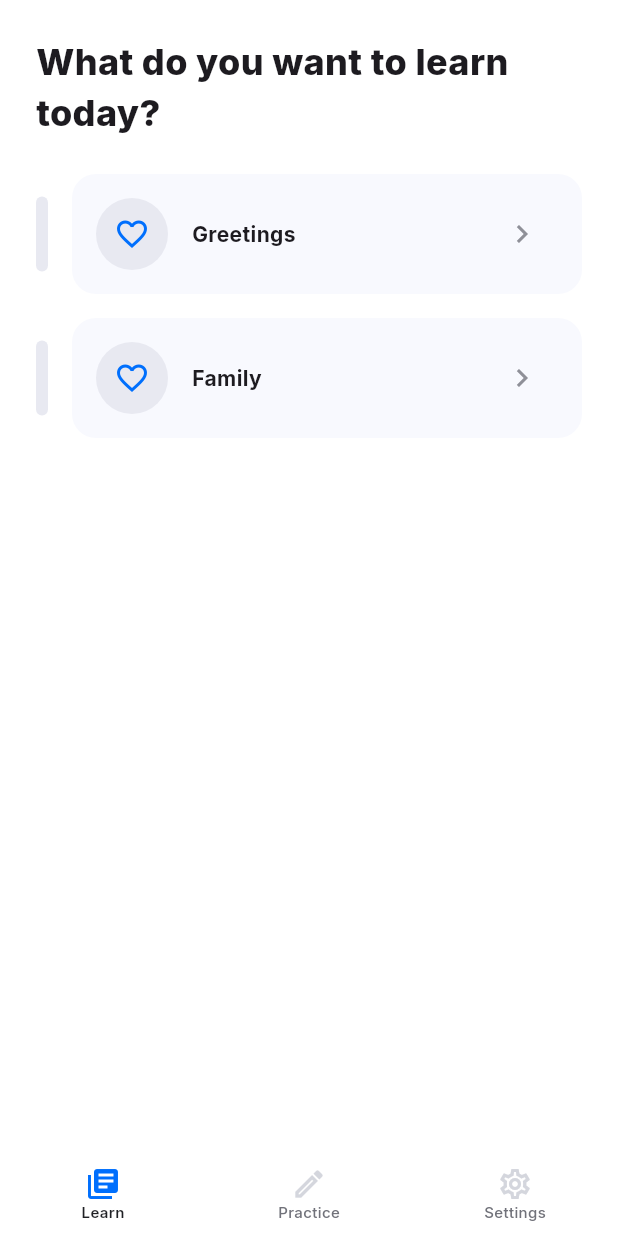
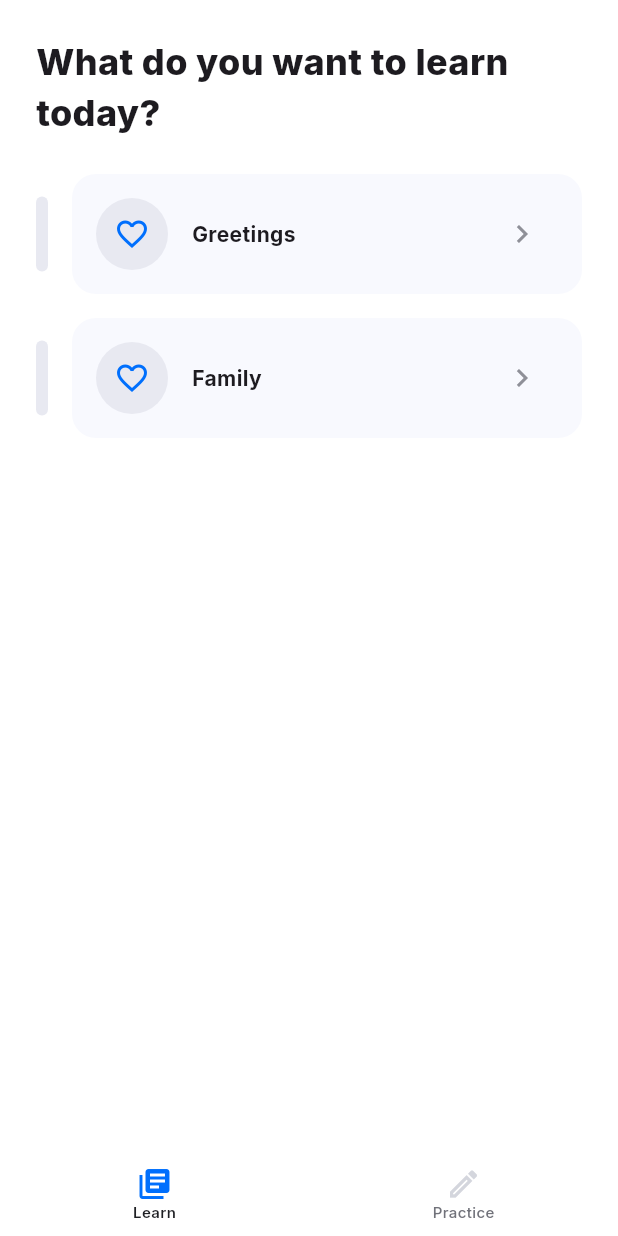
Before and after one commit to gianlucaromeo/finnish-survival, a Flutter app: the ExercisesPageLarge screen opened directly, after a tap on "Learn", on a phone screen of 412 x 824 dp. Run offline on Flutter 3.47's test engine with Material 3 defaults, Android fonts, the phone set to English and light mode, and no system bars; our stand-ins replace get, google_fonts, shared_preferences; accounts and stored records are empty.

Commit message:
removed settings icon

```diff
--- a/finnish_survival/lib/modules/common/widgets/app_bottom_bar.dart
+++ b/finnish_survival/lib/modules/common/widgets/app_bottom_bar.dart
@@ -31,10 +31,6 @@ class AppBottomBar extends GetView<NavigationController> {
           icon: Icon(Icons.edit_outlined),
           label: "Practice",
         ),
-        BottomNavigationBarItem(
-          icon: Icon(Icons.settings_outlined),
-          label: "Settings",
-        ),
       ],
     );
   }
--- a/finnish_survival/lib/modules/common/widgets/app_navigation_rail.dart
+++ b/finnish_survival/lib/modules/common/widgets/app_navigation_rail.dart
@@ -42,12 +42,6 @@ class AppNavigationRail extends GetView<NavigationController> {
           label: const Text('Practice'),
           padding: 20.0.paddingOnlyLeft,
         ),
-        NavigationRailDestination(
-          icon: const Icon(Icons.settings_outlined),
-          selectedIcon: const Icon(Icons.settings_outlined),
-          label: const Text('Settings'),
-          padding: 20.0.paddingOnlyLeft,
-        ),
       ],
     );
   }
```
